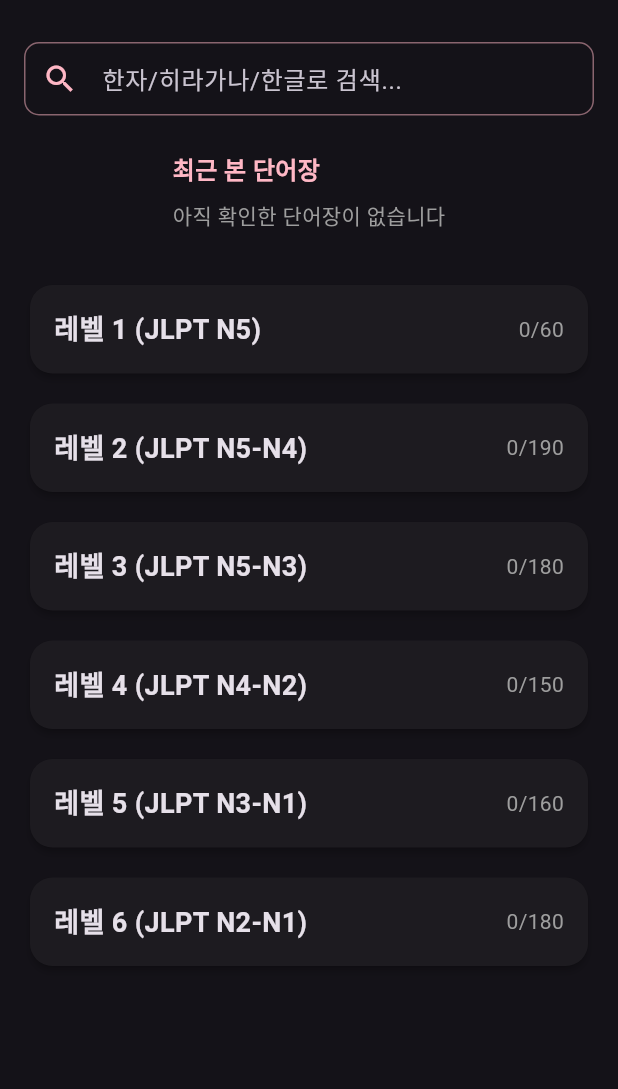
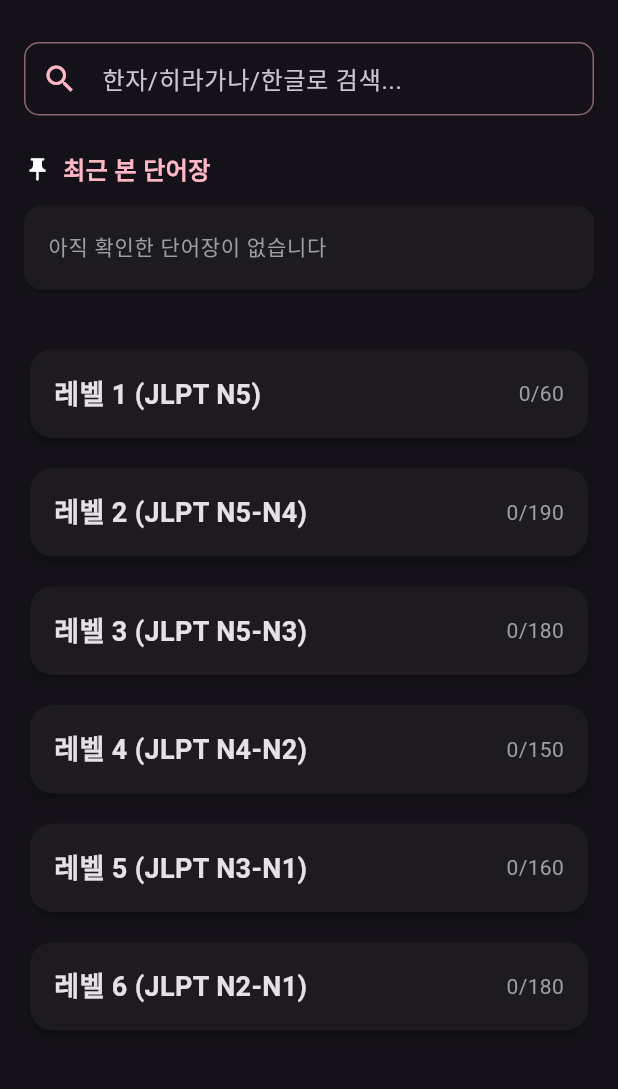
Before and after one commit to yoosukkim-create/Japanese, a Flutter app: the screen it shows after launch, on a phone screen of 412 x 824 dp, the part 66-1155 px from its top. Run offline on Flutter 3.47's test engine with Material 3 defaults, Android fonts, the phone set to English and light mode, and no system bars; our stand-ins replace shared_preferences.

Commit message:
fix: Add pin icon

```diff
--- a/lib/main.dart
+++ b/lib/main.dart
@@ -134,7 +134,14 @@ class _HomeScreenState extends State<HomeScreen> {
       children: [
         Padding(
           padding: const EdgeInsets.fromLTRB(16, 8, 16, 8),
-          child: Text(
+          child: Row(
+            children: [
+              const Icon(
+                Icons.push_pin,
+                size: 18,
+              ),
+              const SizedBox(width: 8),
+              Text(
                 '최근 본 단어장',
                 style: TextStyle(
                   fontSize: 16,
@@ -142,12 +149,15 @@ class _HomeScreenState extends State<HomeScreen> {
                   color: themeProvider.mainColor,
                 ),
               ),
+            ],
+          ),
         ),
 
-        if (studyProvider.recentWordLists.isEmpty)
-          const Padding(
-            padding: EdgeInsets.symmetric(horizontal: 16.0),
-            child: Text(
+        Card(
+          margin: const EdgeInsets.symmetric(horizontal: 16, vertical: 4),
+          child: studyProvider.recentWordLists.isEmpty
+            ? const ListTile(
+                title: Text(
                   '아직 확인한 단어장이 없습니다',
                   style: TextStyle(
                     color: Colors.grey,
@@ -155,10 +165,7 @@ class _HomeScreenState extends State<HomeScreen> {
                   ),
                 ),
               )
-        else
-          Card(
-            margin: const EdgeInsets.symmetric(horizontal: 16, vertical: 4),
-            child: ListTile(
+            : ListTile(
                 title: Text(
                   studyProvider.recentWordLists[0]['title'].toString(),
                   style: const TextStyle(
```
Lines whose indentation alone changed are shown as unchanged.
